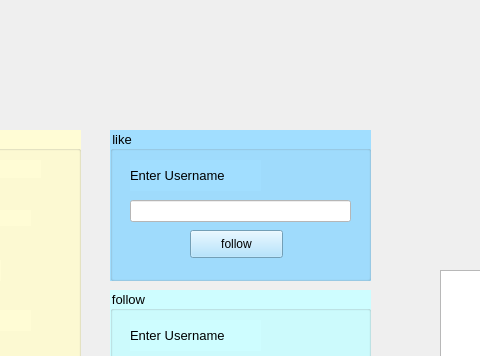
The window that profile.ui (romina-kh/project2_rm) describes before a commit, drawn with Qt 5; both pictures show x 300 to 780 and y 0 to 356 of the 1050 by 652 pixel window.
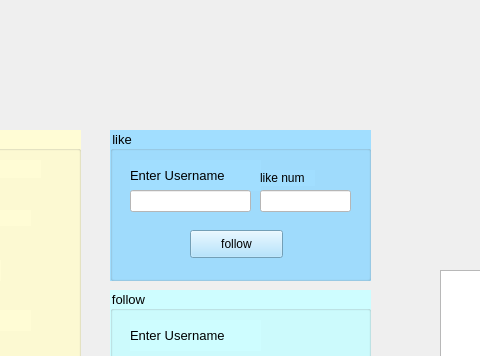
The same window after the commit.

What changed in the file:
```diff
--- a/profile.ui
+++ b/profile.ui
@@ -302,8 +302,8 @@
     <property name="geometry">
      <rect>
       <x>20</x>
-      <y>70</y>
-      <width>221</width>
+      <y>60</y>
+      <width>121</width>
       <height>22</height>
      </rect>
     </property>
@@ -324,6 +324,32 @@
      <string>follow</string>
     </property>
    </widget>
+   <widget class="QLineEdit" name="ln_likenum_pro">
+    <property name="geometry">
+     <rect>
+      <x>150</x>
+      <y>60</y>
+      <width>91</width>
+      <height>22</height>
+     </rect>
+    </property>
+    <property name="styleSheet">
+     <string notr="true">background-color: rgb(255, 255, 255);</string>
+    </property>
+   </widget>
+   <widget class="QLabel" name="lbl_likenum_Pro">
+    <property name="geometry">
+     <rect>
+      <x>150</x>
+      <y>40</y>
+      <width>55</width>
+      <height>16</height>
+     </rect>
+    </property>
+    <property name="text">
+     <string>like num</string>
+    </property>
+   </widget>
   </widget>
   <widget class="QListWidget" name="listWidget">
    <property name="geometry">
```
